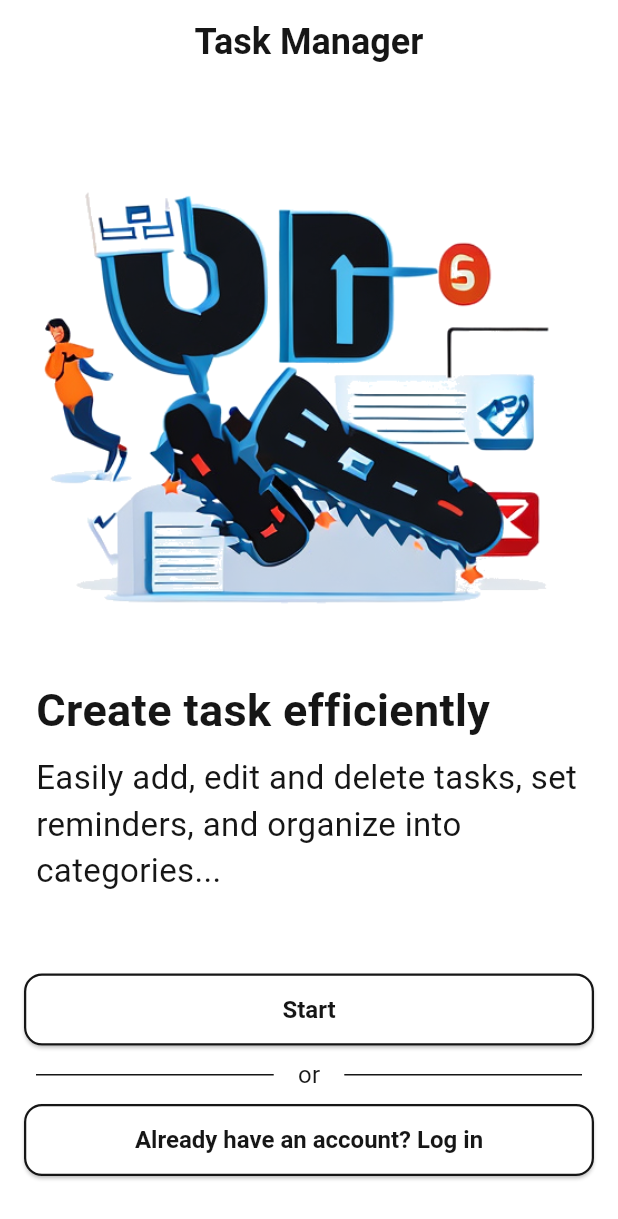
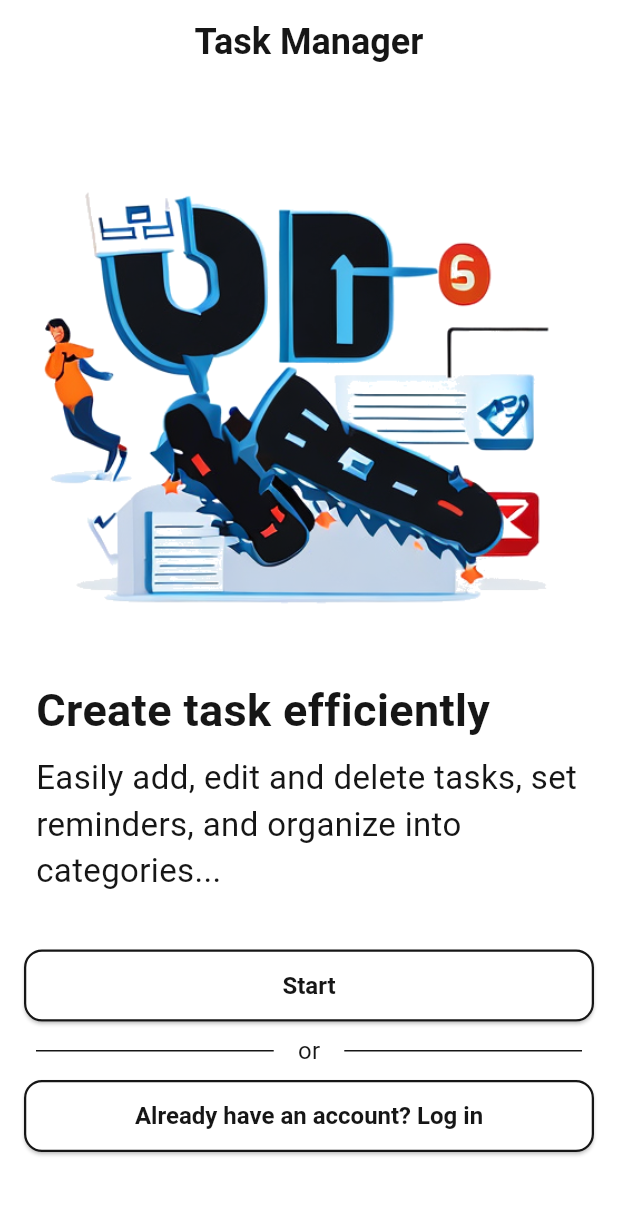
Before and after one commit to yunusemrekaplan/to_do_app, a Flutter app: the screen it shows after launch, on a phone screen of 412 x 824 dp. Shown: the top 1219 px of the screen. Run offline on Flutter 3.47's test engine with Material 3 defaults, Android fonts, the phone set to English and light mode, and no system bars; our stand-ins replace cloud_firestore, file_picker, firebase_auth, firebase_core, firebase_storage, flutter_secure_storage and 1 more; missing offline and left inert: firebase_app_check; accounts and stored records are empty; generated files the repository leaves out were written again; Roboto replaces fonts that are missing (Poppins).

Commit message:
Update screen heights in login, register, and splash screens

```diff
--- a/lib/main.dart
+++ b/lib/main.dart
@@ -1,3 +1,6 @@
+import 'dart:developer';
+
+import 'package:firebase_app_check/firebase_app_check.dart';
 import 'package:firebase_core/firebase_core.dart';
 import 'package:flutter/material.dart';
 import 'package:get/get.dart';
@@ -10,6 +13,12 @@ import 'utils/theme.dart';
 void main() async {
   WidgetsFlutterBinding.ensureInitialized();
   await Firebase.initializeApp(options: DefaultFirebaseOptions.currentPlatform);
+  /*await FirebaseAppCheck.instance.activate(
+    androidProvider: AndroidProvider.debug,
+  );
+  String? token = await FirebaseAppCheck.instance.getToken();
+  log('Token: $token'); */
+
   runApp(const MyApp());
 }
 
@@ -28,6 +37,7 @@ class MyApp extends StatelessWidget {
         GetPage(name: RouteName.register.name, page: () => Pages.register),
         GetPage(name: RouteName.home.name, page: () => Pages.home),
         GetPage(name: RouteName.addTask.name, page: () => Pages.addTask),
+        GetPage(name: RouteName.detailTask.name, page: () => Pages.detailTask),
       ],
       initialRoute: RouteName.initial.name,
     );
--- a/lib/screens/login/login_screen.dart
+++ b/lib/screens/login/login_screen.dart
@@ -170,6 +170,7 @@ class LoginScreen extends StatelessWidget {
     return Get.height -
         Get.mediaQuery.padding.bottom -
         kToolbarHeight -
-        kBottomNavigationBarHeight;
+        kBottomNavigationBarHeight -
+        16;
   }
 }
--- a/lib/screens/register/register_screen.dart
+++ b/lib/screens/register/register_screen.dart
@@ -132,6 +132,7 @@ class RegisterScreen extends StatelessWidget {
     return Get.height -
         Get.mediaQuery.padding.bottom -
         kToolbarHeight -
-        kBottomNavigationBarHeight;
+        kBottomNavigationBarHeight -
+        16;
   }
 }
--- a/lib/screens/splash_screen.dart
+++ b/lib/screens/splash_screen.dart
@@ -13,10 +13,7 @@ class SplashScreen extends StatelessWidget {
   Widget build(BuildContext context) {
     return Scaffold(
       appBar: AppBar(
-        title: const Text(
-          'Task Manager',
-          style: TextStyleConstants.appBarTitle,
-        ),
+        title: const Text('Task Manager'),
         centerTitle: true,
       ),
       body: _buildBody(),
@@ -101,6 +98,7 @@ class SplashScreen extends StatelessWidget {
     return Get.height -
         Get.mediaQuery.padding.bottom -
         kToolbarHeight -
-        kBottomNavigationBarHeight;
+        kBottomNavigationBarHeight -
+        16;
   }
 }
```
Also changed, not shown: lib/screens/home/home_screen.dart (+22 -11 lines).
